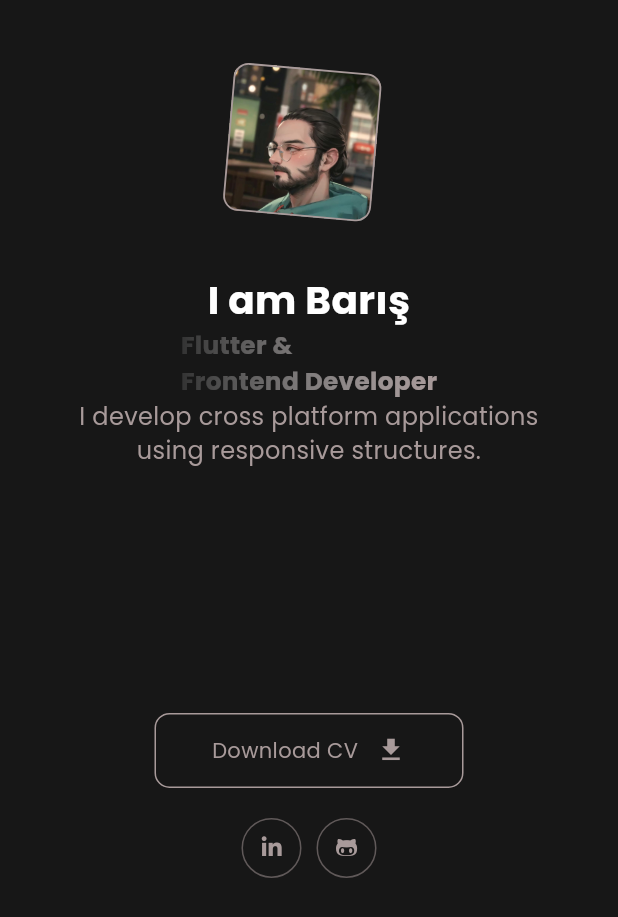
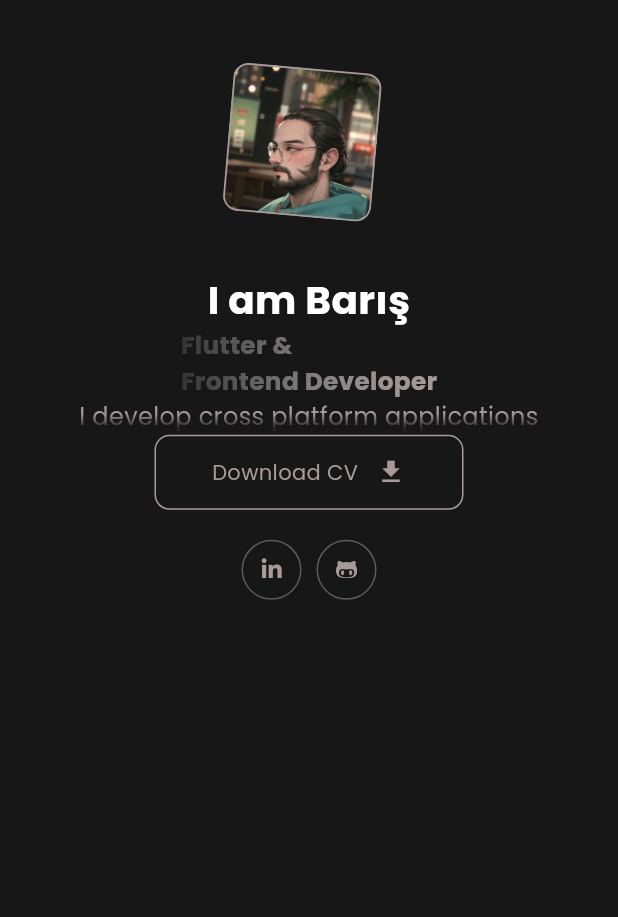
Before and after one commit to urnereDev/perwebsite, a Flutter app: the screen it shows after launch, on a phone screen of 412 x 824 dp. Shown: the top 917 px of the screen. Run offline on Flutter 3.47's test engine with Material 3 defaults, Android fonts, the light colour scheme and no system bars; drawn by our look-alikes of simple_gradient_text; our stand-ins replace font_awesome_flutter.

Commit message:
mobil and tablet mod added

```diff
--- a/lib/screens/widgets/header_text_widget.dart
+++ b/lib/screens/widgets/header_text_widget.dart
@@ -1,7 +1,6 @@
 import 'package:flutter/material.dart';
 import 'package:perwebsite/constants/colors.dart';
 import 'package:perwebsite/screens/widgets/download_cv_widget.dart';
-import 'package:perwebsite/screens/widgets/social_section_widget.dart';
 import 'package:perwebsite/screens/widgets/social_widget.dart';
 import 'package:perwebsite/screens/widgets/text_widget.dart';
 import 'package:simple_gradient_text/simple_gradient_text.dart';
@@ -40,7 +39,7 @@ class HeaderTextWidget extends StatelessWidget {
                 fontFamily: "Poppins"),
           ),
           SizedBox(
-              height: size.width * 0.5,
+              height: size.width * 0.05,
               child: TextWidget(
                 sSize: size,
                 alignment: TextAlign.center,
@@ -66,7 +65,7 @@ class SocialLarge extends StatelessWidget {
     return Container(
       padding: EdgeInsets.symmetric(horizontal: size.width * 0.07),
       width: size.width * 0.5,
-      child: Row(
+      child: const Row(
         children: [
           DownloadCVWidget(),
           SizedBox(
--- a/lib/screens/widgets/text_widget.dart
+++ b/lib/screens/widgets/text_widget.dart
@@ -21,7 +21,6 @@ class TextWidget extends StatelessWidget {
   Widget build(BuildContext context) {
     return Text(
       overflow: TextOverflow.fade,
-      maxLines: 5,
       softWrap: true,
       "$text",
       textAlign: sSize.width < 600 && alignment != null ? alignment : null,
```
